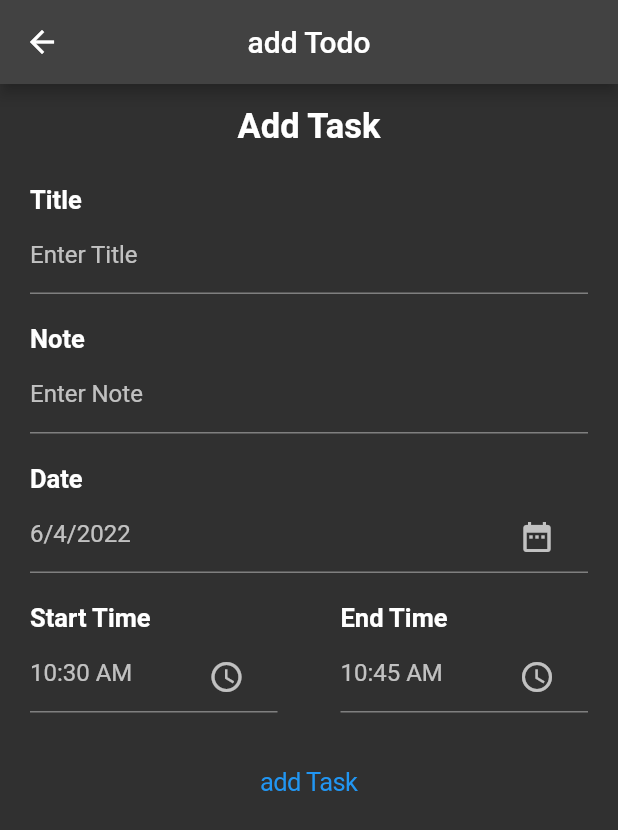
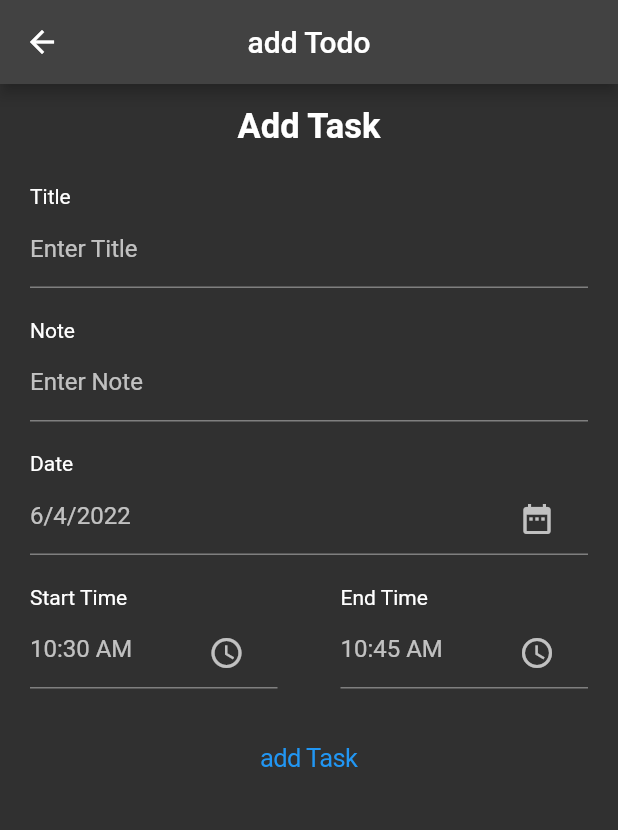
Before and after one commit to mintchocojaem/nevertheless, a Flutter app: the TaskPage screen opened directly, after a tap on the "add" icon, on a phone screen of 412 x 824 dp. Shown: the top 830 px of the screen. Run offline on Flutter 3.47's test engine with Material 2 defaults, Android fonts, the phone set to English and light mode, and no system bars; our stand-ins replace circular_countdown_timer, date_picker_timeline, flutter_staggered_animations, flutter_svg, get, hive and 3 more; missing offline and left inert: time_chart; accounts and stored records are empty.

Commit message:
휴식 기능 추가, UI 업데이트

```diff
--- a/lib/app/data/model/task.dart
+++ b/lib/app/data/model/task.dart
@@ -5,7 +5,7 @@ import 'package:hive_flutter/hive_flutter.dart';
 // typeId는 절대 중복되면 안된다.
 @HiveType(typeId: 1)
 class Task{
-  @HiveField(0)       // 등록을 하고나면 절대 숫자를 바꿔주면 안된다.
+  @HiveField(0)  // 등록을 하고나면 절대 숫자를 바꿔주면 안된다.
   int? id;
   @HiveField(1)
   String? title;
@@ -21,6 +21,8 @@ class Task{
   int? color;
   @HiveField(7)
   List<bool>? repeat;
+  @HiveField(8)
+  String? rest;
 
   Task({
     this.id,
@@ -30,7 +32,8 @@ class Task{
     this.startTime,
     this.endTime,
     this.color,
-    this.repeat
+    this.repeat,
+    this.rest,
   });
 
   Map<String, dynamic> toMap() {
@@ -42,7 +45,8 @@ class Task{
       'startTime': startTime,
       'endTime': endTime,
       'color': color,
-      'repeat' : repeat
+      'repeat' : repeat,
+      'rest' : rest,
     };
   }
 
@@ -55,5 +59,6 @@ class Task{
     endTime = task['endTime'];
     color = task['color'];
     repeat = task['repeat'];
+    rest = task['rest'];
   }
 }
--- a/lib/app/ui/index_screen.dart
+++ b/lib/app/ui/index_screen.dart
@@ -18,20 +18,10 @@ List<Task> taskList = [
       note: "1",
       date:  DateFormat.yMd().format(DateTime.now()),
       startTime: DateFormat('hh:mm a').format(DateTime.now()),
-      endTime: DateFormat('hh:mm a').format(DateTime.now().add(Duration(minutes: 15))),
+      endTime: DateFormat('hh:mm a').format(DateTime.now().add(Duration(minutes: 30))),
       color: 0,
       repeat: [true,false,false,false,false,false,false]
-  ),
-  Task(
-      id: 1,
-      title: "영어",
-      note: "1",
-      date:  DateFormat.yMd().format(DateTime.now()),
-      startTime: DateFormat('hh:mm a').format(DateTime.now()),
-      endTime: DateFormat('hh:mm a').format(DateTime.now().add(Duration(minutes: 15))),
-      color: 0,
-      repeat: [false,true,false,false,false,false,false]
-  ),
+  )
 ];
 
 
--- a/lib/app/ui/page/timer/pages/timer_page.dart
+++ b/lib/app/ui/page/timer/pages/timer_page.dart
@@ -2,7 +2,10 @@
 import 'package:flutter/material.dart';
 import 'package:intl/intl.dart';
 import 'package:pomodoro/app/data/model/task.dart';
+import 'package:pomodoro/app/ui/index_screen.dart';
 import 'package:pomodoro/app/ui/page/timer/widgets/pomodoro_timer.dart';
+
+import '../../todo/pages/task_detail.dart';
 
 class TimerPage extends StatefulWidget {
   TimerPage({Key? key, required this.taskList}) : super(key: key);
@@ -14,22 +17,33 @@ class TimerPage extends StatefulWidget {
 class _TimerPageState extends State<TimerPage> {
 
   List<Widget> taskWidgetList = [];
-  List<Widget> pages = [
+  int duration = 0;
 
-  ];
   @override
   void initState() {
+
     // TODO: implement initState
     for( Task i in widget.taskList){
       taskWidgetList.add(
         Card(
             child: ListTile(
-                title: Text("1교시"),
-                subtitle: Text(i.title!),
-                trailing: Text('10%')
+                title: Text(i.title!),
+                subtitle: Text(i.note!),
+                trailing: Text(i.startTime! + " ~ " + i.endTime!),
+                onTap: (){
+                  Navigator.of(context)
+                      .push(MaterialPageRoute(builder: (context)=> TaskDetailPage(task: i))
+                  ).then((value) {
+                    setState(() {
+
+                    });
+                  });
+                },
             )
         ),
       );
+      duration += (((stringToTimeOfDay(i.endTime!).hour - stringToTimeOfDay(i.startTime!).hour) * 60) * 60)
+          + ((stringToTimeOfDay(i.endTime!).minute - stringToTimeOfDay(i.startTime!).minute) * 60);
     }
     super.initState();
   }
@@ -49,7 +63,7 @@ class _TimerPageState extends State<TimerPage> {
           children: [
             Container(
                 child: Center(
-                  child: PomodoroTimer(),
+                  child: PomodoroTimer(duration: duration),
                 )
             ),
             Expanded(
@@ -82,3 +96,7 @@ class _TimerPageState extends State<TimerPage> {
     );
   }
 }
+TimeOfDay stringToTimeOfDay(String tod) {
+  final format = DateFormat.jm(); //"6:00 AM"
+  return TimeOfDay.fromDateTime(format.parse(tod));
+}
--- a/lib/app/ui/page/todo/pages/add_task_page.dart
+++ b/lib/app/ui/page/todo/pages/add_task_page.dart
@@ -63,7 +63,7 @@ class _AddTaskPageState extends State<AddTaskPage> {
                     height: 25,
                   ),
                   InputField(
-                    isEnabled: true,
+                    isEditable: true,
                     hint: 'Enter Title',
                     label: 'Title',
                     iconOrdrop: 'icon',
@@ -74,7 +74,7 @@ class _AddTaskPageState extends State<AddTaskPage> {
                     height: 20,
                   ),
                   InputField(
-                    isEnabled: true,
+                    isEditable: true,
                     hint: 'Enter Note',
                     label: 'Note',
                     iconOrdrop: 'icon',
@@ -86,7 +86,7 @@ class _AddTaskPageState extends State<AddTaskPage> {
                   ),
                   InputField(
                     controller: _dateController,
-                    isEnabled: false,
+                    isEditable: false,
                     hint: '${_selectedDate.toString()}',
                     label: 'Date',
                     iconOrdrop: 'button',
@@ -107,7 +107,7 @@ class _AddTaskPageState extends State<AddTaskPage> {
                       SizedBox(
                           width: 165,
                           child: InputField(
-                            isEnabled: false,
+                            isEditable: false,
                             controller: _startTimeController,
                             label: 'Start Time',
                             iconOrdrop: 'button',
@@ -124,7 +124,7 @@ class _AddTaskPageState extends State<AddTaskPage> {
                           width: 165,
                           child: InputField(
                             controller: _endTimeController,
-                            isEnabled: false,
+                            isEditable: false,
                             iconOrdrop: 'button',
                             label: 'End Time',
                             hint: _endDate.toString(),
--- a/lib/app/ui/page/todo/widgets/input_field.dart
+++ b/lib/app/ui/page/todo/widgets/input_field.dart
@@ -11,8 +11,11 @@ class InputField extends StatefulWidget {
         required this.hint,
         this.widget,
         required this.iconOrdrop,
-        required this.isEnabled,
+        required this.isEditable,
         required this.emptyText,
+        this.isEnabled,
+        this.fontSize,
+        this.boldText,
       })
       : super(key: key);
   final String label;
@@ -21,8 +24,11 @@ class InputField extends StatefulWidget {
   final String hint;
   final String iconOrdrop;
   final Widget? widget;
-  final bool isEnabled;
+  final bool isEditable;
+  final bool? isEnabled;
   final bool emptyText;
+  final double? fontSize;
+  final bool? boldText;
 
   @override
   _InputFieldState createState() => _InputFieldState();
@@ -37,19 +43,20 @@ class _InputFieldState extends State<InputField> {
         Text(
           widget.label,
           style: TextStyle(
-              fontWeight: FontWeight.bold,
-              fontSize: 17),
+              fontWeight: widget.boldText == true ? FontWeight.bold : null,
+              fontSize: widget.fontSize ?? 14),
         ),
         const SizedBox(
           height: 5,
         ),
         TextFormField(
-          readOnly: !widget.isEnabled,
+          enabled: widget.isEnabled,
+          readOnly: !widget.isEditable,
           controller: widget.controller,
           validator: (value) {
-            if(widget.emptyText == false){
+            if(widget.emptyText == false && widget.isEnabled != false){
               if (value.toString().isEmpty) {
-                return 'Please Enter ${widget.label}';
+                return 'Please Check ${widget.label}';
               }
             }
           },
```
Also changed, not shown: lib/app/ui/page/timer/widgets/pomodoro_timer.dart (+4 -3 lines), lib/app/ui/page/todo/pages/task_detail.dart (+84 -29 lines), lib/main.dart (line endings or trailing spaces).
